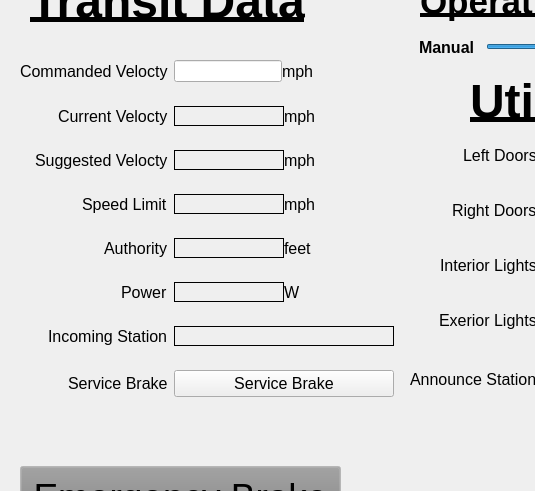
The window that TrainControlSW/uiswtraincontroller.ui (JHarnishfeger/ECE1140_Conductors) describes before a commit, drawn with Qt 5; both pictures show x 0 to 535 and y 133 to 624 of the 1232 by 753 pixel window.
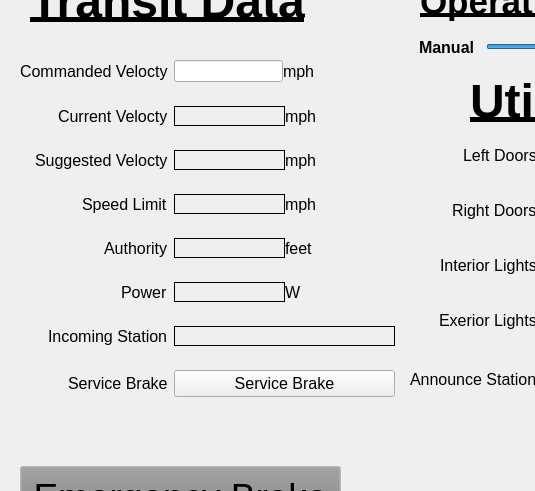
The same window after the commit.

```diff
--- a/TrainControlSW/uiswtraincontroller.ui
+++ b/TrainControlSW/uiswtraincontroller.ui
@@ -19,8 +19,8 @@
      <rect>
       <x>20</x>
       <y>174</y>
-      <width>374</width>
-      <height>371</height>
+      <width>375</width>
+      <height>357</height>
      </rect>
     </property>
     <layout class="QFormLayout" name="formLayout">
```
Left out of the diff: 126 changed lines with no effect on the pictures.
